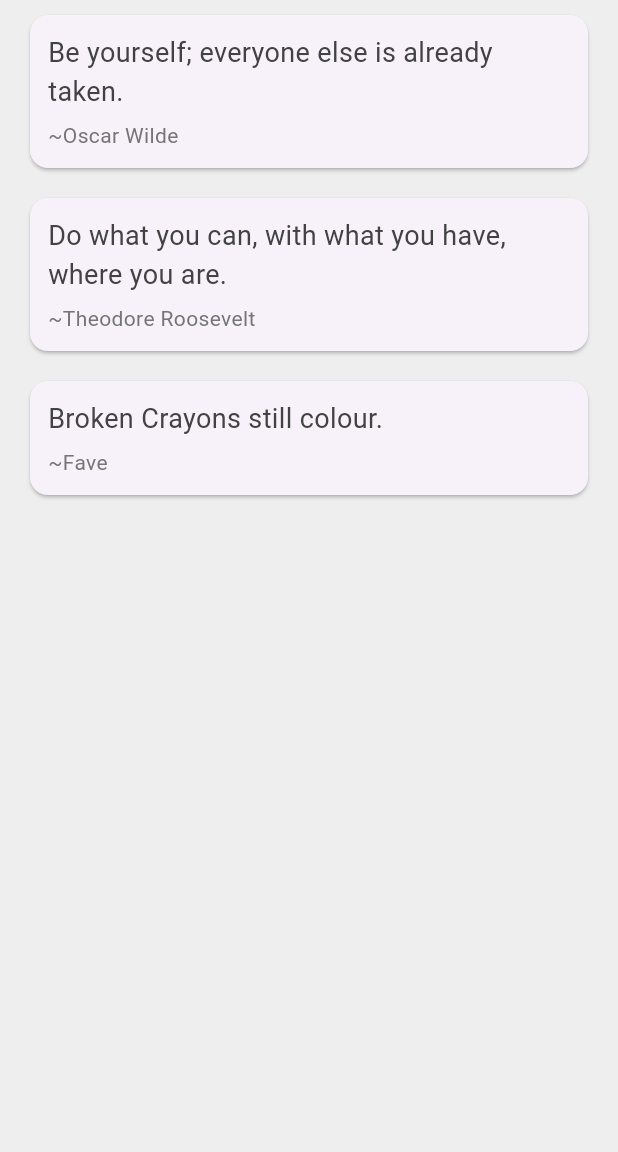
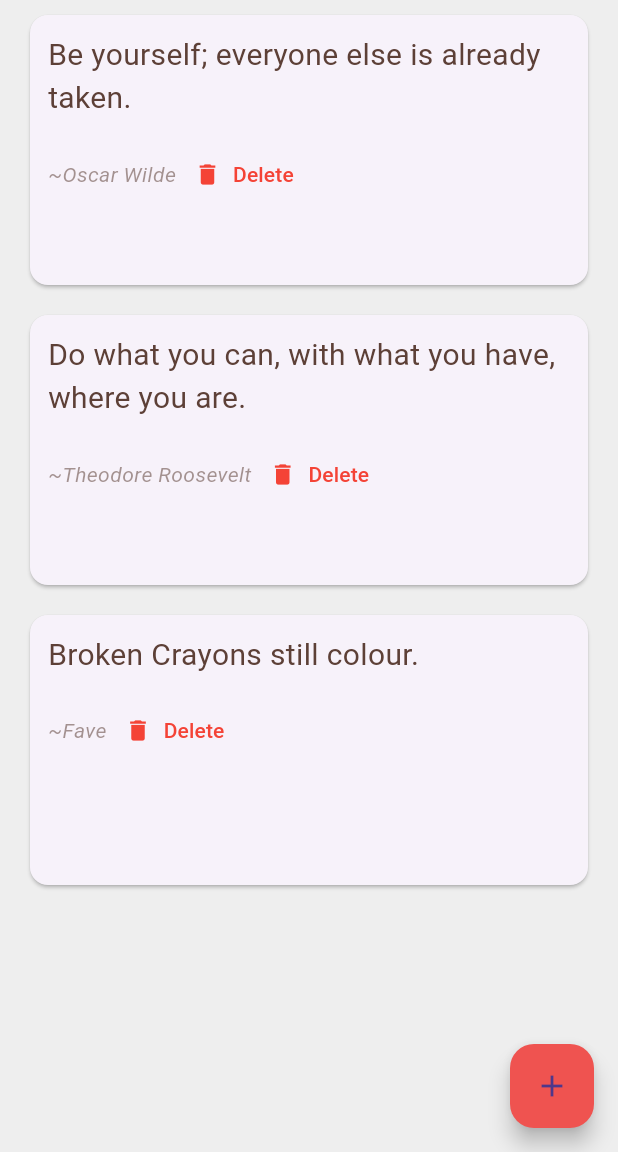
Before and after one commit to fave16/quotes, a Flutter app: the screen it shows after launch, on a phone screen of 412 x 824 dp, the part 84-1236 px from its top. Run offline on Flutter 3.47's test engine with Material 3 defaults, Android fonts, the phone set to English and light mode, and no system bars.

Commit message:
refactor: moved quote card widget to a separate file fix: delete button now properly removes quotes

```diff
--- a/lib/main.dart
+++ b/lib/main.dart
@@ -1,9 +1,9 @@
 import 'package:flutter/material.dart';
-import 'models/quote.dart';
+import './screens/quote_list.dart';
 
 void main() {
   runApp(
-    const myApp()
+    const  myApp()
     );
 }
 
@@ -18,66 +18,3 @@ class myApp extends StatelessWidget {
     );
   }
 }
-
-class QuotesList extends StatefulWidget {
-  const QuotesList({super.key});
-
-  @override
-  State<QuotesList> createState() => _QuotesListState();
-}
-
-class _QuotesListState extends State<QuotesList> {
-  List<Quote> quotes = [
-    Quote(
-        text: "Be yourself; everyone else is already taken.",
-        author: "~Oscar Wilde"),
-    Quote(
-        text: "Do what you can, with what you have, where you are.",
-        author: "~Theodore Roosevelt"),
-    Quote(text: "Broken Crayons still colour.", author: "~Fave")
-  ];
-
-  Widget quoteTemplate(quote) {
-    return Card(
-      margin: const EdgeInsets.fromLTRB(20.0, 10.0, 20.0, 10.0),
-      child: Padding(
-        padding: const EdgeInsets.all(12.0),
-        child: Column(
-          crossAxisAlignment: CrossAxisAlignment.stretch,
-          children: <Widget>[
-            Text(
-              quote.text,
-              style: TextStyle(
-                fontSize: 18.0,
-                color: Colors.grey[800],
-              ),
-            ),
-            const SizedBox(height: 6.0),
-            Text(
-              quote.author,
-              style: TextStyle(
-                fontSize: 14.0,
-                color: Colors.grey[600],
-              ),
-            )
-          ],
-        ),
-      ),
-    );
-  }
-
-  @override
-  Widget build(BuildContext context) {
-    return Scaffold(
-      backgroundColor: Colors.grey[200],
-      appBar: AppBar(
-        title: const Text("Awesome Quotes"),
-        centerTitle: true,
-        backgroundColor: Colors.red[400],
-      ),
-      body: Column(
-        children: quotes.map((quote) => quoteTemplate(quote)).toList(),
-      ),
-    );
-  }
-}
--- a/lib/screens/quote_list.dart
+++ b/lib/screens/quote_list.dart
@@ -1,6 +1,6 @@
 import 'package:flutter/material.dart';
 import '../models/quote.dart';
-import '../widgets/quote_template.dart';
+import '../widgets/quote_card.dart';
 
 class QuotesList extends StatefulWidget {
   const QuotesList({super.key});
@@ -11,8 +11,12 @@ class QuotesList extends StatefulWidget {
 
 class _QuotesListState extends State<QuotesList> {
   List<Quote> quotes = [
-    Quote(text: "Be yourself; everyone else is already taken.", author: "~Oscar Wilde"),
-    Quote(text: "Do what you can, with what you have, where you are.", author: "~Theodore Roosevelt"),
+    Quote(
+        text: "Be yourself; everyone else is already taken.",
+        author: "~Oscar Wilde"),
+    Quote(
+        text: "Do what you can, with what you have, where you are.",
+        author: "~Theodore Roosevelt"),
     Quote(text: "Broken Crayons still colour.", author: "~Fave"),
   ];
 
@@ -25,8 +29,22 @@ class _QuotesListState extends State<QuotesList> {
         centerTitle: true,
         backgroundColor: Colors.red[400],
       ),
-      body: Column(
-        children: quotes.map((quote) => quoteTemplate(quote)).toList(),  // Calling the reusable quoteCard widget
+      body: ListView(
+        children: quotes
+            .map((quote) => QuoteCard(
+                quote: quote,
+                delete: () {
+                  setState(() {
+                    quotes.remove(quote); // This deletes the quote
+                  });
+                }))
+            .toList(),
+      ),
+      floatingActionButton: FloatingActionButton(
+        onPressed: () {
+        },
+        backgroundColor: Colors.red[400],
+        child: const Icon(Icons.add),
       ),
     );
   }
--- /dev/null
+++ b/lib/widgets/quote_card.dart
@@ -0,0 +1,63 @@
+import 'package:flutter/material.dart';
+import '../models/quote.dart'; // Import the Quote model
+
+class QuoteCard extends StatelessWidget {
+  final Quote quote;
+  final Function delete;
+  const QuoteCard({required this.quote, required this.delete, super.key});
+
+  @override
+  @override
+  Widget build(BuildContext context) {
+    return SizedBox(
+      width: double.infinity, // Ensure equal width with margin
+      height: 200,
+      child: Card(
+        margin: const EdgeInsets.symmetric(horizontal: 20, vertical: 10),
+        child: Padding(
+          padding: const EdgeInsets.all(12.0),
+          child: Column(
+            crossAxisAlignment: CrossAxisAlignment.start,
+            children: [
+              Text(
+                quote.text,
+                style: const TextStyle(
+                  fontSize: 20.0,
+                  color: Color.fromARGB(255, 93, 64, 55),
+                ),
+              ),
+              const SizedBox(height: 12), // Reduce spacing for better balance
+              Row(
+                children: [
+                  Text(
+                    quote.author, // Add a dash before the author's name
+                    style: const TextStyle(
+                      fontSize: 14.0,
+                      fontStyle: FontStyle.italic,
+                      color: Color.fromARGB(139, 93, 64, 55),
+                    ),
+                  ),
+                  TextButton.icon(
+                    onPressed:() => delete(),
+                    icon: const Icon(
+                      Icons.delete,
+                      color: Colors.red
+                      ),
+                    label: const Text(
+                      "Delete",
+                         style: TextStyle(
+                           fontSize: 14.0,
+                           color: Colors.red,
+                            ),
+                          ),
+                  )
+                ],
+              ),
+            ],
+          ),
+        ),
+      ),
+    );
+
+  }
+}
--- a/lib/widgets/quote_template.dart
+++ /dev/null
@@ -1,32 +0,0 @@
-import 'package:flutter/material.dart';
-import '../models/quote.dart';
-
-// function that returns a card widget for a single quote
-Widget quoteTemplate(Quote quote) {
-  return Card(
-    margin: const EdgeInsets.fromLTRB(20.0, 10.0, 20.0, 10.0),
-    child: Padding(
-      padding: const EdgeInsets.all(12.0),
-      child: Column(
-        crossAxisAlignment: CrossAxisAlignment.stretch,
-        children: <Widget>[
-          Text(
-            quote.text,
-            style: TextStyle(
-              fontSize: 18.0,
-              color: Colors.grey[800],
-            ),
-          ),
-          const SizedBox(height: 6.0),
-          Text(
-            quote.author,
-            style: TextStyle(
-              fontSize: 14.0,
-              color: Colors.grey[600],
-            ),
-          )
-        ],
-      ),
-    ),
-  );
-}
```
Also changed, not shown: 2 other files.
